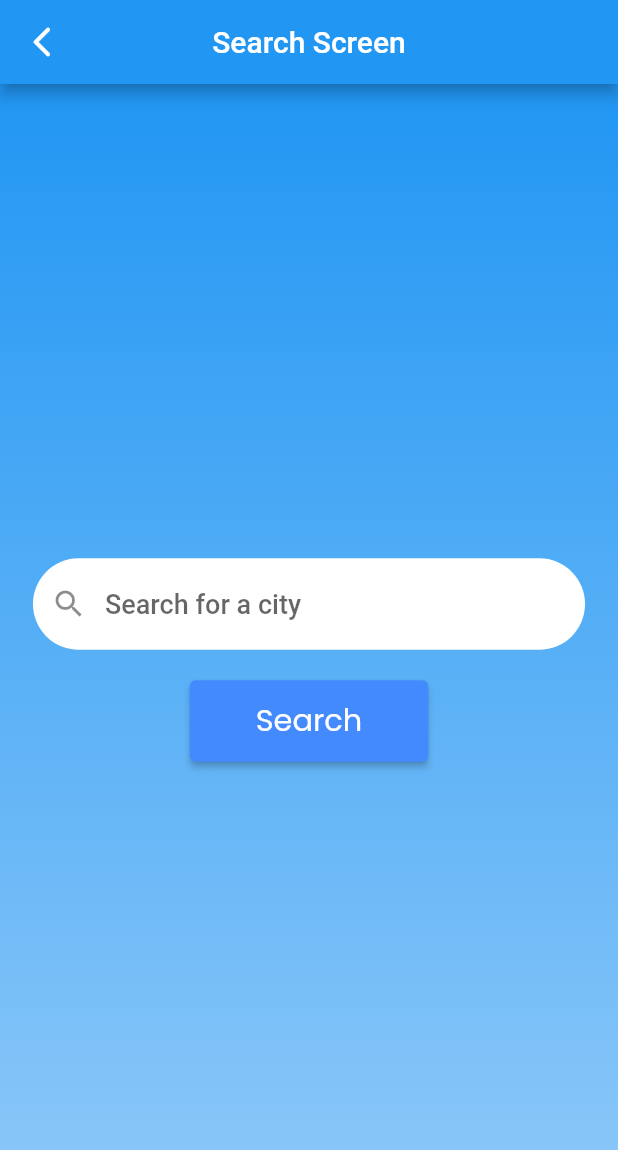
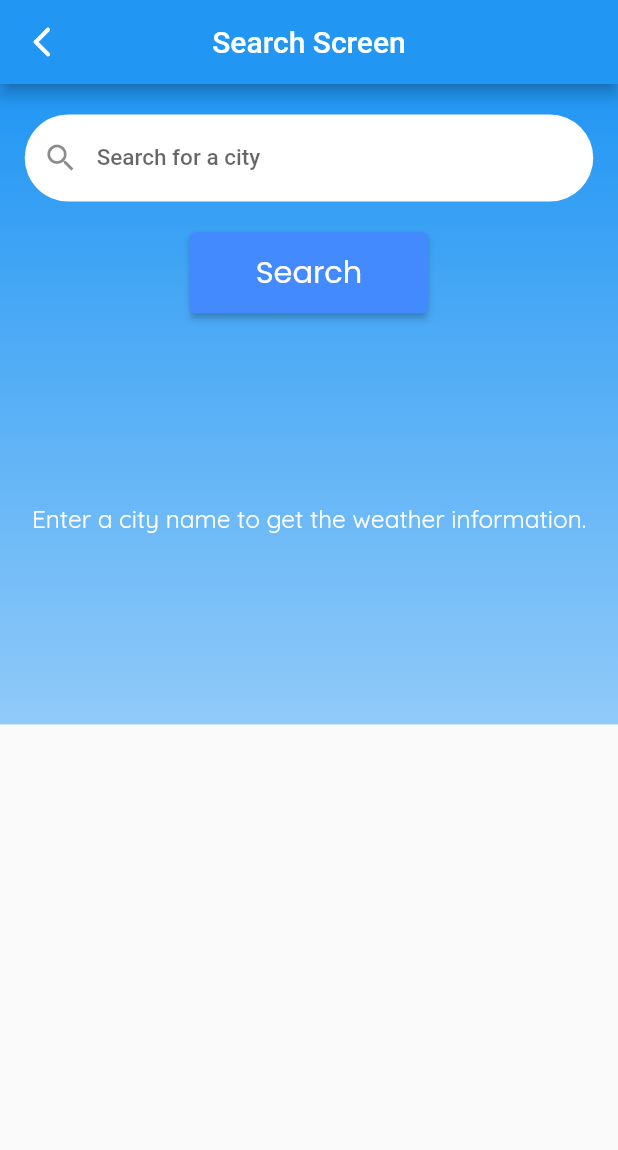
Before and after one commit to Mo123elsayed/weather_now, a Flutter app: the SearchScreen screen opened by its route, on a phone screen of 412 x 824 dp. Shown: the top 1150 px of the screen. Run offline on Flutter 3.47's test engine with Material 3 defaults, Android fonts, the light colour scheme and no system bars; our stand-ins replace flutter_screenutil.

Commit message:
`Refactor search screen and form field widgets`

```diff
--- a/lib/features/view/ui/screens/search_screen.dart
+++ b/lib/features/view/ui/screens/search_screen.dart
@@ -38,10 +38,12 @@ class _SearchScreenState extends State<SearchScreen> {
           icon: const Icon(Icons.arrow_back_ios_new_rounded),
         ),
       ),
-      body: Form(
+      body: SingleChildScrollView(
+        physics: const BouncingScrollPhysics(),
+        child: Form(
           key: _formKey,
           child: Container(
-          padding: EdgeInsets.symmetric(horizontal: 20.w, vertical: 10.h),
+            padding: EdgeInsets.symmetric(horizontal: 15.w, vertical: 10.h),
             alignment: Alignment.center,
             decoration: const BoxDecoration(
               gradient: LinearGradient(
@@ -54,8 +56,8 @@ class _SearchScreenState extends State<SearchScreen> {
               ),
             ),
             child: Column(
-            mainAxisAlignment: MainAxisAlignment.center,
               children: [
+                SizedBox(height: 10.h),
                 CustomFormField(controller: searchController),
                 SizedBox(height: 20.h),
                 ElevatedButton(
@@ -73,7 +75,21 @@ class _SearchScreenState extends State<SearchScreen> {
                   },
                   child: Text('Search', style: AppTextStyle.poppinsWhite20),
                 ),
+                SizedBox(height: 30.h),
+                Align(
+                  heightFactor: 10.5.h,
+                  alignment: Alignment.center,
+                  child: Text(
+                    'Enter a city name to get the weather information.',
+                    textAlign: TextAlign.center,
+                    style: AppTextStyle.quicksandWhite20.copyWith(
+                      fontSize: 16.sp,
+                    ),
+                  ),
+                ),
+                SizedBox(height: 20.h),
               ],
+            ),
           ),
         ),
       ),
--- a/lib/features/view/ui/widgets/custom_form_field.dart
+++ b/lib/features/view/ui/widgets/custom_form_field.dart
@@ -9,9 +9,7 @@ class CustomFormField extends StatelessWidget {
 
   @override
   Widget build(BuildContext context) {
-    return Form(
-      key: GlobalKey<FormState>(),
-      child: TextFormField(
+    return TextFormField(
       autovalidateMode: AutovalidateMode.onUserInteraction,
       validator: (value) => cityValidation(value),
       onFieldSubmitted: (value) {
@@ -24,7 +22,7 @@ class CustomFormField extends StatelessWidget {
       textInputAction: TextInputAction.search,
       controller: controller,
       style: const TextStyle(
-          fontSize: 18,
+        fontSize: 15,
         color: Colors.black,
         fontWeight: FontWeight.w500,
         decoration: TextDecoration.none,
@@ -39,7 +37,6 @@ class CustomFormField extends StatelessWidget {
         ),
         prefixIcon: const Icon(Icons.search),
       ),
-      ),
     );
   }
 
--- a/pubspec.yaml
+++ b/pubspec.yaml
@@ -60,7 +60,7 @@ flutter:
 
   # To add assets to your application, add an assets section, like this:
   assets:
-    - assets/
+    - assets/imgs/
   #   - images/a_dot_ham.jpeg
 
   # An image asset can refer to one or more resolution-specific "variants", see
```
Also changed, not shown: assets/imgs/weather-img.png (deleted). Lines whose indentation alone changed are shown as unchanged.
